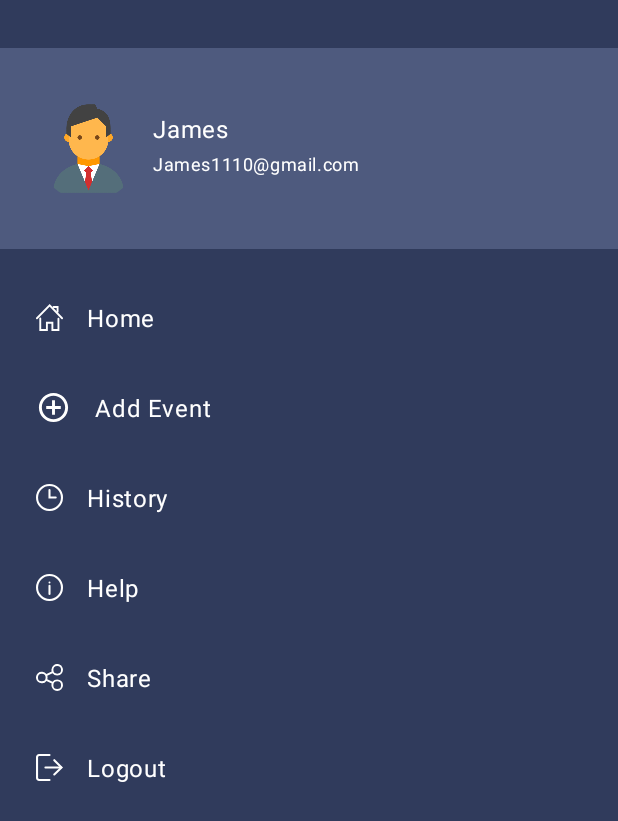
After one commit to noaAssayag/finalProject, an Android app: the layout fragment_navigation_drawer.xml on its own in the app's theme, with its tools: preview values and no code run, on a phone screen of 412 x 824 dp. The commit adds this screen. Shown: the top 821 px of the screen. Run offline under Robolectric (Android 15) with nearby library versions, the phone set to English and light mode, and no system bars.

Commit message:
all donation, all host finish

```diff
--- a/solMatchFinalProject/app/src/main/res/layout/activity_edit_personal_details.xml
+++ b/solMatchFinalProject/app/src/main/res/layout/activity_edit_personal_details.xml
@@ -22,7 +22,6 @@
             android:layout_marginStart="10dp"
             android:layout_marginEnd="10dp"
             android:padding="5dp"
-            android:src="@drawable/ic_back"
             app:tint="@color/white" />
 
         <TextView
@@ -57,7 +56,7 @@
 
                 <RelativeLayout
                     android:layout_width="match_parent"
-                    android:layout_height="200dp"
+                    android:layout_height="250dp"
                     android:background="@drawable/bg_gradient"
                     android:orientation="horizontal">
 
@@ -66,7 +65,7 @@
                         android:layout_width="100dp"
                         android:layout_height="100dp"
                         android:layout_centerHorizontal="true"
-                        android:layout_marginTop="60dp"
+                        android:layout_marginTop="80dp"
                         android:background="@android:color/transparent"
                         android:src="@drawable/ic_dummy_user" />
 
@@ -74,6 +73,7 @@
                         android:id="@+id/iv_update_pic"
                         android:layout_width="32dp"
                         android:layout_height="32dp"
+
                         android:layout_below="@id/iv_profile"
                         android:layout_centerHorizontal="true"
                         android:layout_toRightOf="@id/iv_profile"
@@ -97,7 +97,7 @@
 
                 android:layout_width="match_parent"
                 android:layout_height="wrap_content"
-                android:layout_marginTop="180dp">
+                android:layout_marginTop="210dp">
 
                 <androidx.cardview.widget.CardView xmlns:card_view="http://schemas.android.com/apk/res-auto"
                     android:layout_width="match_parent"
--- /dev/null
+++ b/solMatchFinalProject/app/src/main/res/layout/fragment_navigation_drawer.xml
@@ -0,0 +1,136 @@
+<?xml version="1.0" encoding="utf-8"?>
+
+<FrameLayout xmlns:android="http://schemas.android.com/apk/res/android"
+    xmlns:app="http://schemas.android.com/apk/res-auto"
+    android:layout_width="match_parent"
+    android:layout_height="match_parent"
+    android:background="@color/colorBgSideView">
+
+
+    <ScrollView
+        android:id="@+id/scrollView"
+        android:layout_width="match_parent"
+        android:layout_height="match_parent"
+        android:layout_alignParentTop="true"
+        android:scrollbars="none">
+
+        <LinearLayout
+            android:layout_width="match_parent"
+            android:layout_height="wrap_content"
+            android:orientation="vertical">
+
+            <include
+                android:id="@+id/navigation_header"
+                layout="@layout/navigation_header"
+
+                android:elevation="10dp" />
+
+
+
+            <Button
+                android:id="@+id/bt_home"
+                android:layout_width="match_parent"
+                android:layout_height="60dp"
+                android:background="@drawable/nav_btn_selector"
+                android:drawablePadding="22dp"
+                android:gravity="center|start"
+                android:text="@string/menu_home"
+                app:icon="@drawable/ic_home"
+                app:iconSize="18dp"
+                app:iconPadding="16dp"
+                android:paddingStart="24dp"
+                android:paddingEnd="16dp"
+                android:textAppearance="@style/TextAppearance.MaterialComponents.Body1"
+                android:textAlignment="viewStart"
+                android:textAllCaps="false"
+                android:textColor="@color/white"
+                />
+
+            <Button
+                android:id="@+id/addEvent"
+                android:text="@string/Add"
+                app:icon="@drawable/baseline_add_circle_outline_24"
+                android:layout_width="match_parent"
+                android:layout_height="60dp"
+                android:background="@drawable/nav_btn_selector"
+                android:drawablePadding="22dp"
+                android:gravity="center|start"
+                app:iconSize="23dp"
+                app:iconPadding="16dp"
+                android:paddingStart="24dp"
+                android:paddingEnd="16dp"
+                android:textAppearance="@style/TextAppearance.MaterialComponents.Body1"
+                android:textAlignment="viewStart"
+                android:textAllCaps="false"
+                android:textColor="@color/white"/>
+
+            <Button
+                android:id="@+id/bt_history"
+                android:layout_width="match_parent"
+                android:layout_height="60dp"
+                android:background="@drawable/nav_btn_selector"
+                android:gravity="center|start"
+                android:text="@string/menu_history"
+                android:textAlignment="viewStart"
+                android:textAllCaps="false"
+                android:textColor="@color/white"
+                android:textAppearance="@style/TextAppearance.MaterialComponents.Body1"
+                app:icon="@drawable/ic_service_history"
+                app:iconSize="18dp"
+                app:iconPadding="16dp"
+                android:paddingStart="24dp"
+                android:paddingEnd="16dp"/>
+            <Button
+                android:id="@+id/bt_help"
+                android:layout_width="match_parent"
+                android:layout_height="60dp"
+                android:background="@drawable/nav_btn_selector"
+                android:gravity="center|start"
+                android:text="@string/help"
+                android:textAlignment="viewStart"
+                android:textAllCaps="false"
+                android:textColor="@color/white"
+                android:textAppearance="@style/TextAppearance.MaterialComponents.Body1"
+                app:icon="@drawable/ic_help"
+                app:iconPadding="16dp"
+                app:iconSize="18dp"
+                android:paddingStart="24dp"
+                android:paddingEnd="16dp"/>
+            <Button
+                android:id="@+id/bt_share"
+                android:layout_width="match_parent"
+                android:layout_height="60dp"
+                android:background="@drawable/nav_btn_selector"
+                android:gravity="center|start"
+                android:text="@string/menu_share"
+                android:textAlignment="viewStart"
+                android:textAllCaps="false"
+                android:textColor="@color/white"
+                android:textAppearance="@style/TextAppearance.MaterialComponents.Body1"
+                app:icon="@drawable/ic_share"
+                app:iconPadding="16dp"
+                android:paddingStart="24dp"
+                android:paddingEnd="16dp"
+                app:iconSize="18dp"/>
+
+            <Button
+                android:id="@+id/bt_logout"
+                android:layout_width="match_parent"
+                android:layout_height="60dp"
+                android:background="@drawable/nav_btn_selector"
+                android:gravity="center|start"
+                android:text="@string/menu_logout"
+                android:textAlignment="viewStart"
+                android:textAllCaps="false"
+                android:textColor="@color/white"
+                android:textAppearance="@style/TextAppearance.MaterialComponents.Body1"
+                app:icon="@drawable/ic_logout"
+                app:iconSize="18dp"
+                app:iconPadding="16dp"
+                android:paddingStart="24dp"
+                android:paddingEnd="16dp"/>
+        </LinearLayout>
+
+    </ScrollView>
+
+</FrameLayout>
--- /dev/null
+++ b/solMatchFinalProject/app/src/main/res/layout/navigation_header.xml
@@ -0,0 +1,54 @@
+<?xml version="1.0" encoding="utf-8"?>
+<androidx.constraintlayout.widget.ConstraintLayout
+    xmlns:android="http://schemas.android.com/apk/res/android"
+    android:layout_width="match_parent"
+    android:layout_height="wrap_content"
+    xmlns:app="http://schemas.android.com/apk/res-auto"
+    android:background="@color/colorBgHeaderView"
+    android:layout_marginTop="32dp"
+    android:layout_marginBottom="16dp">
+
+    <com.google.android.material.imageview.ShapeableImageView
+        android:id="@+id/iv_user"
+        android:layout_width="70dp"
+        android:layout_height="70dp"
+        android:layout_marginStart="24dp"
+        android:layout_marginTop="32dp"
+        android:layout_marginBottom="32dp"
+        android:src="@drawable/ic_dummy_user"
+        app:layout_constraintBottom_toBottomOf="parent"
+        app:layout_constraintStart_toStartOf="parent"
+        app:layout_constraintTop_toTopOf="parent"
+        app:shapeAppearance="@style/ShapeAppearance.circular.image" />
+
+    <TextView
+        android:id="@+id/tv_name"
+        android:layout_width="0dp"
+        android:layout_height="wrap_content"
+        android:layout_marginStart="8dp"
+        android:layout_marginEnd="8dp"
+        android:text="James"
+        android:textAppearance="@style/TextAppearance.MaterialComponents.Body1"
+        android:textColor="@color/white"
+        app:layout_constraintBottom_toBottomOf="@+id/iv_user"
+        app:layout_constraintEnd_toEndOf="parent"
+        app:layout_constraintStart_toEndOf="@+id/iv_user"
+        app:layout_constraintTop_toTopOf="@+id/iv_user"
+        app:layout_constraintVertical_bias="0.22000003" />
+
+    <TextView
+        android:id="@+id/tv_email"
+        android:layout_width="0dp"
+        android:layout_height="wrap_content"
+        android:layout_marginStart="8dp"
+        android:layout_marginTop="4dp"
+        android:layout_marginEnd="8dp"
+        android:text="James1110@gmail.com"
+        android:textAppearance="@style/TextAppearance.MaterialComponents.Caption"
+        android:textColor="@color/white"
+        app:layout_constraintEnd_toEndOf="parent"
+        app:layout_constraintStart_toEndOf="@+id/iv_user"
+        app:layout_constraintTop_toBottomOf="@+id/tv_name" />
+
+
+</androidx.constraintlayout.widget.ConstraintLayout>
--- a/solMatchFinalProject/app/src/main/res/layout/professional_view.xml
+++ b/solMatchFinalProject/app/src/main/res/layout/professional_view.xml
@@ -25,9 +25,10 @@
 
         <ImageView
             android:id="@+id/profImg"
+            android:layout_below="@+id/title"
             android:layout_width="60dp"
             android:layout_height="60dp"
-            android:layout_below="@+id/title"
+            android:layout_marginLeft="10dp"
             android:textColor="@color/black"
             android:layout_marginTop="10dp"/>
 
@@ -36,13 +37,13 @@
             android:layout_width="wrap_content"
             android:layout_height="wrap_content"
             android:layout_below="@id/title"
-            android:layout_marginLeft="5dp"
+            android:layout_marginLeft="10dp"
             android:layout_marginTop="10dp"
             android:layout_toRightOf="@+id/profImg"
             android:gravity="center_vertical"
             android:textColor="@color/black"
             android:text="@string/name"
-            android:textSize="12sp" />
+            android:textSize="10sp" />
 
         <TextView
             android:id="@+id/txtProfEmail"
@@ -50,24 +51,24 @@
             android:layout_height="wrap_content"
             android:layout_below="@id/txtProfName"
             android:layout_toRightOf="@+id/profImg"
-            android:layout_marginLeft="5dp"
+            android:layout_marginLeft="10dp"
             android:layout_marginTop="10dp"
             android:gravity="center_vertical"
             android:textColor="@color/black"
             android:text="@string/email"
-            android:textSize="12sp" />
+            android:textSize="10sp" />
         <TextView
             android:id="@+id/txtPhoneNum"
             android:layout_width="wrap_content"
             android:layout_height="wrap_content"
             android:layout_below="@id/txtProfEmail"
             android:layout_toRightOf="@+id/profImg"
-            android:layout_marginLeft="5dp"
+            android:layout_marginLeft="10dp"
             android:layout_marginTop="10dp"
             android:gravity="center_vertical"
             android:textColor="@color/black"
             android:text="@string/phoneNum"
-            android:textSize="12sp" />
+            android:textSize="10sp" />
 
         <TextView
             android:id="@+id/txtCategory"
@@ -76,10 +77,10 @@
             android:layout_alignBaseline="@id/txtProfName"
             android:layout_alignParentRight="true"
             android:layout_marginTop="10dp"
-            android:layout_marginRight="70dp"
+            android:layout_marginRight="150dp"
             android:text="@string/category"
             android:textColor="@color/black"
-            android:textSize="12sp" />
+            android:textSize="10sp" />
 
         <TextView
             android:id="@+id/txtHostAddress"
@@ -89,20 +90,23 @@
             android:layout_alignParentRight="true"
             android:layout_marginTop="10dp"
             android:layout_below="@+id/txtCategory"
-            android:layout_marginRight="70dp"
+            android:layout_marginRight="150dp"
             android:text="@string/hostAddress"
             android:textColor="@color/black"
-            android:textSize="12sp" />
+            android:textSize="10sp" />
 
         <TextView
             android:id="@+id/txtAva"
             android:layout_width="wrap_content"
             android:layout_height="wrap_content"
+            android:layout_alignParentRight="true"
             android:layout_alignBaseline="@id/txtPhoneNum"
             android:layout_alignStart="@id/txtHostAddress"
             android:textColor="@color/black"
             android:text="@string/avability"
-            android:textSize="12sp" />
+            android:textSize="10sp"
+            android:layout_marginRight="150dp"
+            />
 
         <ImageButton
             android:id="@+id/hostBtn"
--- a/solMatchFinalProject/app/src/main/res/layout/user_host_view.xml
+++ b/solMatchFinalProject/app/src/main/res/layout/user_host_view.xml
@@ -28,47 +28,48 @@
             android:layout_width="60dp"
             android:layout_height="60dp"
             android:layout_below="@+id/title"
-            android:textColor="@color/black"
-            android:layout_marginTop="13dp"/>
+            android:layout_marginLeft="10dp"
+            android:layout_marginTop="10dp"
+            android:textColor="@color/black" />
 
         <TextView
             android:id="@+id/txtHostName"
             android:layout_width="wrap_content"
             android:layout_height="wrap_content"
             android:layout_below="@id/title"
-            android:layout_marginLeft="5dp"
+            android:layout_marginLeft="10dp"
             android:layout_marginTop="10dp"
             android:layout_toRightOf="@+id/hostImg"
             android:gravity="center_vertical"
+            android:text="@string/name"
             android:textColor="@color/black"
-            android:text="@string/name"
-            android:textSize="13sp" />
+            android:textSize="10dp" />
 
         <TextView
             android:id="@+id/txtHostEmail"
             android:layout_width="wrap_content"
             android:layout_height="wrap_content"
             android:layout_below="@id/txtHostName"
+            android:layout_marginLeft="10dp"
+            android:layout_marginTop="10dp"
             android:layout_toRightOf="@+id/hostImg"
-            android:layout_marginLeft="5dp"
-            android:layout_marginTop="10dp"
             android:gravity="center_vertical"
+            android:text="@string/email"
             android:textColor="@color/black"
-            android:text="@string/email"
-            android:textSize="13sp" />
+            android:textSize="10dp" />
 
         <TextView
             android:id="@+id/txtHostAddress"
             android:layout_width="wrap_content"
             android:layout_height="wrap_content"
             android:layout_alignBaseline="@id/txtHostName"
+            android:layout_alignRight="@id/txtHostName"
             android:layout_alignParentRight="true"
-            android:layout_alignRight="@id/txtHostName"
-            android:layout_marginRight="100dp"
             android:layout_marginTop="10dp"
+            android:layout_marginRight="150dp"
             android:text="@string/hostAddress"
             android:textColor="@color/black"
-            android:textSize="13sp" />
+            android:textSize="10dp" />
 
         <TextView
             android:id="@+id/txtHostDate"
@@ -77,18 +78,18 @@
             android:layout_alignBaseline="@id/txtHostEmail"
             android:layout_alignStart="@id/txtHostAddress"
             android:layout_alignRight="@id/txtHostEmail"
-            android:layout_marginRight="100dp"
+            android:layout_marginRight="150dp"
+            android:text="@string/hostingDate"
             android:textColor="@color/black"
-            android:text="@string/hostingDate"
-            android:textSize="13sp" />
+            android:textSize="10dp" />
 
         <ImageButton
             android:id="@+id/hostBtn"
             android:layout_width="wrap_content"
             android:layout_height="wrap_content"
             android:layout_below="@+id/txtHostDate"
+            android:layout_alignParentEnd="true"
             android:layout_marginRight="5dp"
-            android:layout_alignParentEnd="true"
             android:src="@drawable/baseline_chat_bubble_24"
             android:textSize="10sp" />
 
@@ -97,8 +98,8 @@
             android:layout_width="wrap_content"
             android:layout_height="wrap_content"
             android:layout_below="@+id/txtHostDate"
+            android:layout_marginRight="5dp"
             android:layout_toLeftOf="@+id/hostBtn"
-            android:layout_marginRight="5dp"
             android:src="@drawable/baseline_cancel_24"
             android:textSize="10sp" />
     </RelativeLayout>
--- a/solMatchFinalProject/app/src/main/res/values/strings.xml
+++ b/solMatchFinalProject/app/src/main/res/values/strings.xml
@@ -279,5 +279,12 @@
     <string name="addImg">Please add an image</string>
     <string name="donationCategory">donation category</string>
     <string name="autoDetected">auto detacted location</string>
+    <string name="menu_home">Home</string>
+    <string name="menu_logout">Logout</string>
+    <string name="menu_share">Share</string>
+    <string name="help">Help</string>
+    <string name="Create">Add Event</string>
+    <string name="menu_history">History</string>
+    <string name="Add">Add Event</string>
 
 </resources>
```
